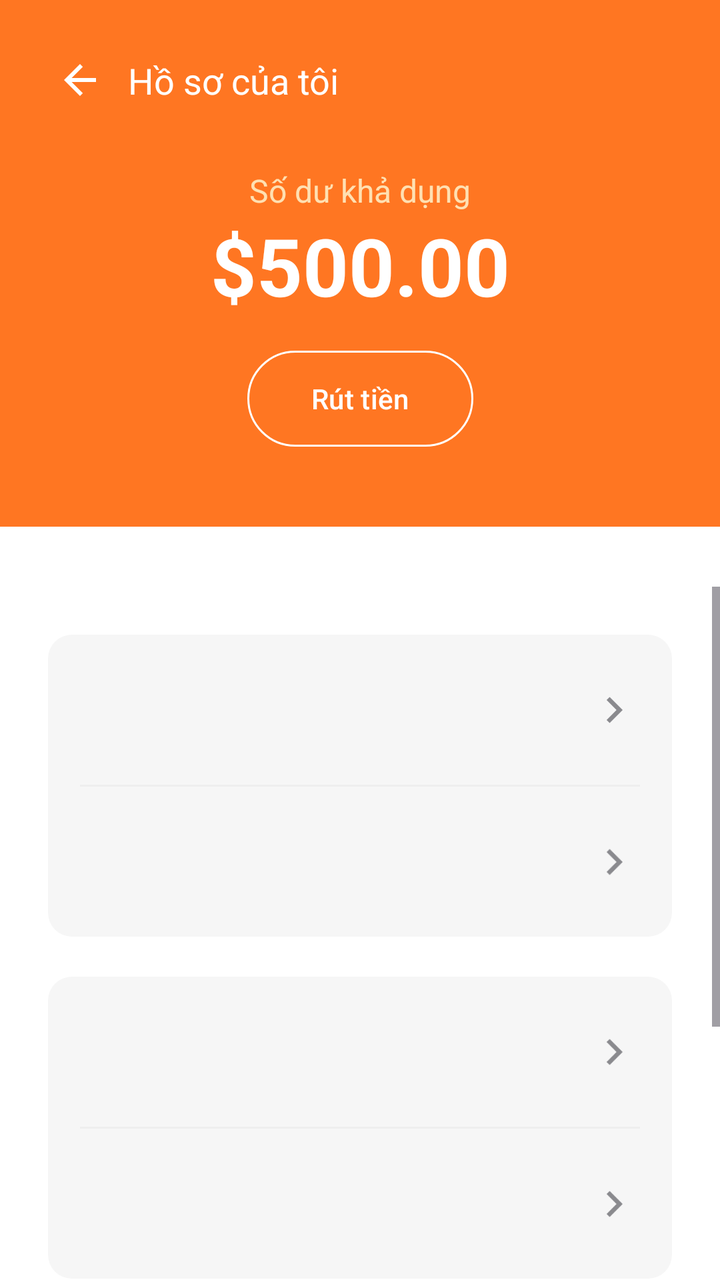
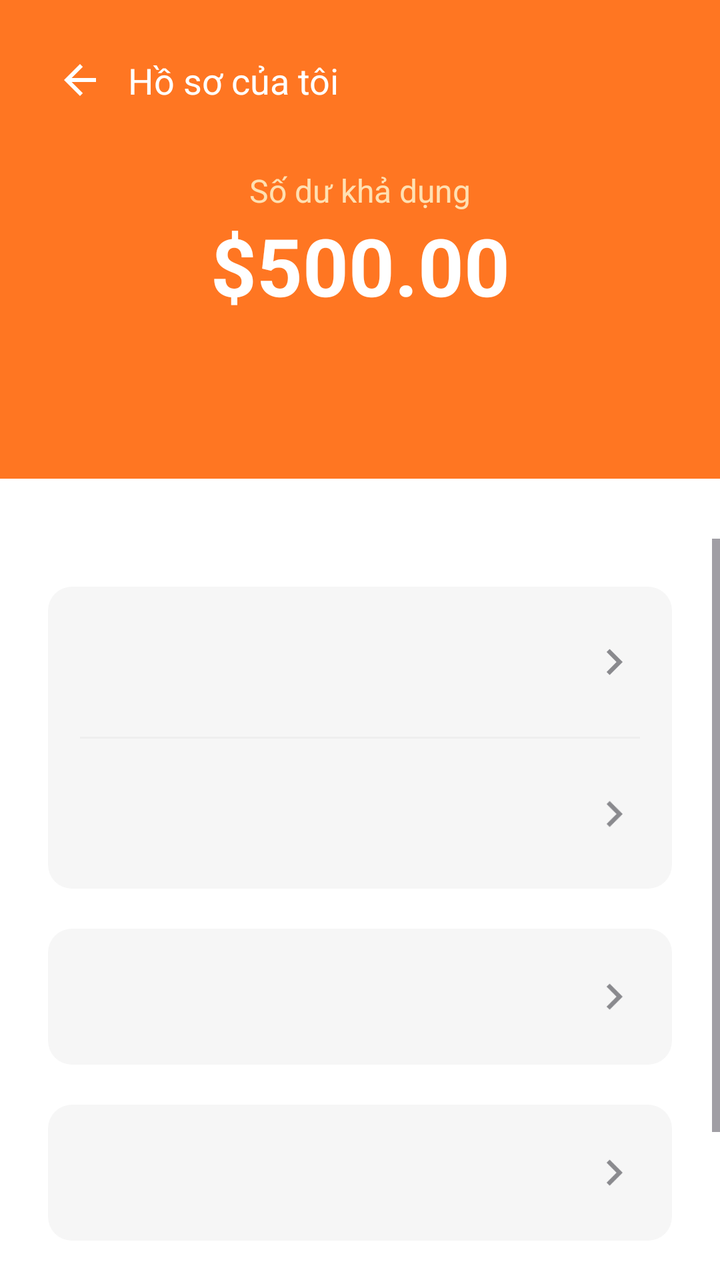

An Android layout rendered at two revisions. The XML below is the earlier revision; the diff shows what the commit changed to produce the second picture.
<!-- AndroidManifest.xml: application theme Theme.PRM392_Assignment_Food -->
<!-- res/layout/activity_admin_profile.xml -->
<?xml version="1.0" encoding="utf-8"?>
<androidx.constraintlayout.widget.ConstraintLayout xmlns:android="http://schemas.android.com/apk/res/android"
    xmlns:app="http://schemas.android.com/apk/res-auto"
    xmlns:tools="http://schemas.android.com/tools"
    android:layout_width="match_parent"
    android:layout_height="match_parent"
    android:background="#FFFFFF"
    tools:context=".ui.profile.AdminProfileActivity">

    
    <androidx.constraintlayout.widget.ConstraintLayout
        android:id="@+id/header_section"
        android:layout_width="0dp"
        android:layout_height="wrap_content"
        android:background="@drawable/bg_profile_header"
        android:paddingBottom="40dp"
        app:layout_constraintTop_toTopOf="parent"
        app:layout_constraintStart_toStartOf="parent"
        app:layout_constraintEnd_toEndOf="parent">

        <ImageButton
            android:id="@+id/btn_back"
            android:layout_width="48dp"
            android:layout_height="48dp"
            android:layout_marginStart="16dp"
            android:layout_marginTop="16dp"
            android:background="@android:color/transparent"
            android:src="@drawable/ic_arrow_back"
            app:tint="@android:color/white"
            app:layout_constraintStart_toStartOf="parent"
            app:layout_constraintTop_toTopOf="parent" />

        <TextView
            android:id="@+id/tv_profile_title"
            android:layout_width="wrap_content"
            android:layout_height="wrap_content"
            android:text="Hồ sơ của tôi"
            android:textColor="@android:color/white"
            android:textSize="18sp"
            app:layout_constraintStart_toEndOf="@+id/btn_back"
            app:layout_constraintTop_toTopOf="@+id/btn_back"
            app:layout_constraintBottom_toBottomOf="@+id/btn_back" />

        <TextView
            android:id="@+id/tv_balance_label"
            android:layout_width="wrap_content"
            android:layout_height="wrap_content"
            android:layout_marginTop="32dp"
            android:text="Số dư khả dụng"
            android:textColor="#FFE0B2"
            android:textSize="16sp"
            app:layout_constraintTop_toBottomOf="@+id/tv_profile_title"
            app:layout_constraintStart_toStartOf="parent"
            app:layout_constraintEnd_toEndOf="parent" />

        <TextView
            android:id="@+id/tv_balance_amount"
            android:layout_width="wrap_content"
            android:layout_height="wrap_content"
            android:text="$500.00"
            android:textColor="@android:color/white"
            android:textSize="40sp"
            android:textStyle="bold"
            app:layout_constraintTop_toBottomOf="@+id/tv_balance_label"
            app:layout_constraintStart_toStartOf="parent"
            app:layout_constraintEnd_toEndOf="parent" />

        <Button
            android:id="@+id/btn_withdraw"
            android:layout_width="wrap_content"
            android:layout_height="wrap_content"
            android:layout_marginTop="16dp"
            android:background="@drawable/btn_withdraw_outline"
            android:paddingStart="32dp"
            android:paddingEnd="32dp"
            android:text="Rút tiền"
            android:textColor="@android:color/white"
            app:backgroundTint="@null"
            app:layout_constraintEnd_toEndOf="parent"
            app:layout_constraintStart_toStartOf="parent"
            app:layout_constraintTop_toBottomOf="@+id/tv_balance_amount" />

    </androidx.constraintlayout.widget.ConstraintLayout>

    
    <ScrollView
        android:layout_width="0dp"
        android:layout_height="0dp"
        android:layout_marginTop="30dp"
        android:clipToPadding="false"
        app:layout_constraintBottom_toBottomOf="parent"
        app:layout_constraintEnd_toEndOf="parent"
        app:layout_constraintStart_toStartOf="parent"
        app:layout_constraintTop_toBottomOf="@id/header_section">

        <LinearLayout
            android:layout_width="match_parent"
            android:layout_height="wrap_content"
            android:orientation="vertical"
            android:paddingStart="24dp"
            android:paddingEnd="24dp"
            android:paddingTop="24dp"
            android:paddingBottom="24dp">

            
            <LinearLayout
                android:layout_width="match_parent"
                android:layout_height="151dp"
                android:background="@drawable/bg_profile_card"
                android:orientation="vertical">

                <include
                    android:id="@+id/item_personal_info"
                    layout="@layout/item_profile_menu"
                    android:layout_width="match_parent"
                    android:layout_height="0dp"
                    android:layout_weight="1" />

                <View
                    android:layout_width="match_parent"
                    android:layout_height="1dp"
                    android:background="#EEEEEE"
                    android:layout_marginStart="16dp"
                    android:layout_marginEnd="16dp" />

                <include
                    android:id="@+id/item_settings"
                    layout="@layout/item_profile_menu"
                    android:layout_width="match_parent"
                    android:layout_height="0dp"
                    android:layout_weight="1" />
            </LinearLayout>

            
            <LinearLayout
                android:layout_width="match_parent"
                android:layout_height="151dp"
                android:layout_marginTop="20dp"
                android:background="@drawable/bg_profile_card"
                android:orientation="vertical">

                <include
                    android:id="@+id/item_withdrawal_history"
                    layout="@layout/item_profile_menu"
                    android:layout_width="match_parent"
                    android:layout_height="0dp"
                    android:layout_weight="1" />

                <View
                    android:layout_width="match_parent"
                    android:layout_height="1dp"
                    android:background="#EEEEEE"
                    android:layout_marginStart="16dp"
                    android:layout_marginEnd="16dp" />

                <include
                    android:id="@+id/item_number_of_orders"
                    layout="@layout/item_profile_menu"
                    android:layout_width="match_parent"
                    android:layout_height="0dp"
                    android:layout_weight="1" />
            </LinearLayout>

            
            <LinearLayout
                android:layout_width="match_parent"
                android:layout_height="wrap_content"
                android:layout_marginTop="20dp"
                android:background="@drawable/bg_profile_card">

                <include
                    android:id="@+id/item_user_reviews"
                    layout="@layout/item_profile_menu" />
            </LinearLayout>

            
            <LinearLayout
                android:id="@+id/item_logout"
                android:layout_width="match_parent"
                android:layout_height="wrap_content"
                android:layout_marginTop="20dp"
                android:background="@drawable/bg_profile_card"
                android:clickable="true"
                android:focusable="true">

                <include layout="@layout/item_profile_menu" />
            </LinearLayout>

        </LinearLayout>
    </ScrollView>

</androidx.constraintlayout.widget.ConstraintLayout>
<!-- res/layout/item_profile_menu.xml (included above) -->
<?xml version="1.0" encoding="utf-8"?>
<androidx.constraintlayout.widget.ConstraintLayout xmlns:android="http://schemas.android.com/apk/res/android"
    xmlns:app="http://schemas.android.com/apk/res-auto"
    android:layout_width="match_parent"
    android:layout_height="match_parent"
    android:paddingTop="20dp"
    android:paddingBottom="20dp"
    android:paddingStart="16dp"
    android:paddingEnd="16dp">

    <ImageView
        android:id="@+id/iv_icon"
        android:layout_width="28dp"
        android:layout_height="28dp"
        app:layout_constraintStart_toStartOf="parent"
        app:layout_constraintTop_toTopOf="parent"
        app:layout_constraintBottom_toBottomOf="parent" />

    <TextView
        android:id="@+id/tv_title"
        android:layout_width="0dp"
        android:layout_height="wrap_content"
        android:layout_marginStart="16dp"
        android:textColor="@android:color/black"
        android:textSize="16sp"
        app:layout_constraintStart_toEndOf="@+id/iv_icon"
        app:layout_constraintTop_toTopOf="parent"
        app:layout_constraintBottom_toBottomOf="parent"
        app:layout_constraintEnd_toStartOf="@+id/iv_arrow"/>

    <TextView
        android:id="@+id/tv_value"
        android:layout_width="wrap_content"
        android:layout_height="wrap_content"
        android:textColor="#8A8A8E"
        android:textSize="16sp"
        android:layout_marginEnd="8dp"
        app:layout_constraintEnd_toStartOf="@+id/iv_arrow"
        app:layout_constraintTop_toTopOf="parent"
        app:layout_constraintBottom_toBottomOf="parent"/>

    <ImageView
        android:id="@+id/iv_arrow"
        android:layout_width="26dp"
        android:layout_height="26dp"
        android:src="@drawable/ic_arrow_forward"
        app:tint="#8A8A8E"
        app:layout_constraintEnd_toEndOf="parent"
        app:layout_constraintTop_toTopOf="parent"
        app:layout_constraintBottom_toBottomOf="parent" />

</androidx.constraintlayout.widget.ConstraintLayout>
<!-- resources referenced by this layout -->
<resources>
  <!-- drawable bg_profile_card (drawable) -->
  <?xml version="1.0" encoding="utf-8"?>
  <shape xmlns:android="http://schemas.android.com/apk/res/android"
      android:shape="rectangle">
      <solid android:color="#F6F6F6" />
      <corners android:radius="12dp" />
  </shape>
  <!-- drawable bg_profile_header (drawable) -->
  <?xml version="1.0" encoding="utf-8"?>
  <shape xmlns:android="http://schemas.android.com/apk/res/android">
      <solid android:color="#FF7622" />
  
  </shape>
  <!-- drawable btn_withdraw_outline (drawable) -->
  <?xml version="1.0" encoding="utf-8"?>
  <shape xmlns:android="http://schemas.android.com/apk/res/android">
      <solid android:color="@android:color/transparent" />
      <stroke android:width="1dp" android:color="@android:color/white" />
      <corners android:radius="24dp" />
  </shape>
  <!-- drawable ic_arrow_back (drawable) -->
  <vector xmlns:android="http://schemas.android.com/apk/res/android"
      android:width="24dp"
      android:height="24dp"
      android:viewportWidth="24"
      android:viewportHeight="24">
      <path
          android:fillColor="#000000"
          android:pathData="M20,11H7.83l5.59,-5.59L12,4l-8,8 8,8 1.41,-1.41L7.83,13H20v-2z" />
  </vector>
  <!-- drawable ic_arrow_forward (drawable) -->
  <vector xmlns:android="http://schemas.android.com/apk/res/android"
      android:width="24dp"
      android:height="24dp"
      android:viewportWidth="24"
      android:viewportHeight="24">
      <path
          android:fillColor="#FF000000"
          android:pathData="M8.59,16.59L13.17,12 8.59,7.41 10,6l6,6 -6,6 -1.41,-1.41z"/>
  </vector>
  <style name="Theme.PRM392_Assignment_Food" parent="Base.Theme.PRM392_Assignment_Food" />
  <style name="Base.Theme.PRM392_Assignment_Food" parent="Theme.Material3.DayNight.NoActionBar">
          
          <item name="colorPrimary">@color/deep_orange</item>
          <item name="colorPrimaryVariant">@color/deep_orange</item>
          <item name="colorOnPrimary">@color/white</item>
          
          <item name="colorSecondary">@color/deep_orange</item>
          <item name="colorSecondaryVariant">@color/deep_orange</item>
          <item name="colorOnSecondary">@color/black</item>
          
          <item name="android:statusBarColor" tools:targetApi="l">?attr/colorPrimaryVariant</item>
          
      </style>
  <color name="deep_orange">#FF7622</color>
  <color name="white">#FFFFFF</color>
  <color name="black">#000000</color>
</resources>

<!-- the commit's change to res/layout/activity_admin_profile.xml (unified diff, before → after) -->
@@ -13,7 +13,7 @@
         android:layout_width="0dp"
         android:layout_height="wrap_content"
         android:background="@drawable/bg_profile_header"
-        android:paddingBottom="40dp"
+        android:paddingBottom="80dp"
         app:layout_constraintTop_toTopOf="parent"
         app:layout_constraintStart_toStartOf="parent"
         app:layout_constraintEnd_toEndOf="parent">
@@ -65,21 +65,6 @@
             app:layout_constraintStart_toStartOf="parent"
             app:layout_constraintEnd_toEndOf="parent" />
 
-        <Button
-            android:id="@+id/btn_withdraw"
-            android:layout_width="wrap_content"
-            android:layout_height="wrap_content"
-            android:layout_marginTop="16dp"
-            android:background="@drawable/btn_withdraw_outline"
-            android:paddingStart="32dp"
-            android:paddingEnd="32dp"
-            android:text="Rút tiền"
-            android:textColor="@android:color/white"
-            app:backgroundTint="@null"
-            app:layout_constraintEnd_toEndOf="parent"
-            app:layout_constraintStart_toStartOf="parent"
-            app:layout_constraintTop_toBottomOf="@+id/tv_balance_amount" />
-
     </androidx.constraintlayout.widget.ConstraintLayout>
 
     
@@ -134,31 +119,14 @@
             
             <LinearLayout
                 android:layout_width="match_parent"
-                android:layout_height="151dp"
+                android:layout_height="wrap_content"
                 android:layout_marginTop="20dp"
                 android:background="@drawable/bg_profile_card"
                 android:orientation="vertical">
 
                 <include
-                    android:id="@+id/item_withdrawal_history"
-                    layout="@layout/item_profile_menu"
-                    android:layout_width="match_parent"
-                    android:layout_height="0dp"
-                    android:layout_weight="1" />
-
-                <View
-                    android:layout_width="match_parent"
-                    android:layout_height="1dp"
-                    android:background="#EEEEEE"
-                    android:layout_marginStart="16dp"
-                    android:layout_marginEnd="16dp" />
-
-                <include
                     android:id="@+id/item_number_of_orders"
-                    layout="@layout/item_profile_menu"
-                    android:layout_width="match_parent"
-                    android:layout_height="0dp"
-                    android:layout_weight="1" />
+                    layout="@layout/item_profile_menu" />
             </LinearLayout>
 
             
<!-- resource entries referenced after the edit -->
@@ -12,13 +12,6 @@
   <shape xmlns:android="http://schemas.android.com/apk/res/android">
       <solid android:color="#FF7622" />
   
-  </shape>
-  <!-- drawable btn_withdraw_outline (drawable) -->
-  <?xml version="1.0" encoding="utf-8"?>
-  <shape xmlns:android="http://schemas.android.com/apk/res/android">
-      <solid android:color="@android:color/transparent" />
-      <stroke android:width="1dp" android:color="@android:color/white" />
-      <corners android:radius="24dp" />
   </shape>
   <!-- drawable ic_arrow_back (drawable) -->
   <vector xmlns:android="http://schemas.android.com/apk/res/android"
